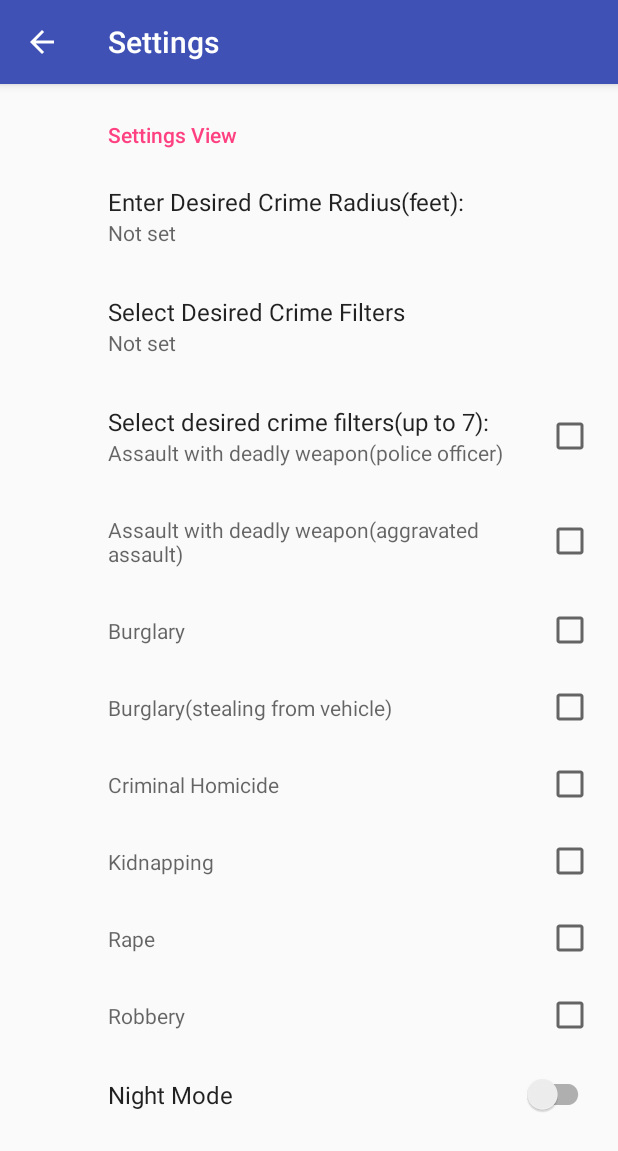
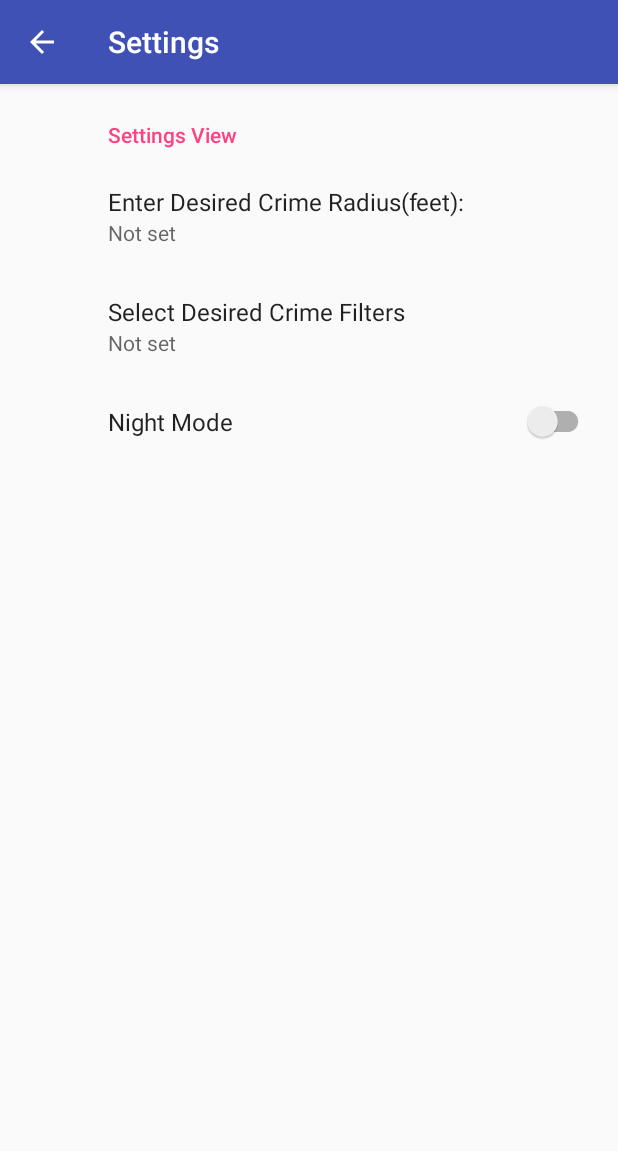
Before and after one commit to Jsroach/CS275-Final-project, an Android app: the SettingsActivity screen opened directly, with no data from a screen before it, on a phone screen of 412 x 824 dp. Shown: the top 1151 px of the screen. Run offline under Robolectric (Android 15) with nearby library versions, the phone set to English and light mode, and no system bars; our stand-ins replace androidx.preference.

Commit message:
Cleaned up settings activity

```diff
--- a/StyledMap/app/src/main/res/xml/root_preferences.xml
+++ b/StyledMap/app/src/main/res/xml/root_preferences.xml
@@ -33,47 +33,6 @@
             app:title="@string/crimefilters"
             app:useSimpleSummaryProvider="true" />
 
-        <CheckBoxPreference
-            app:key="filterone"
-            app:title="Select desired crime filters(up to 7):"
-            android:defaultValue="false"
-            android:summary="Assault with deadly weapon(police officer)"/>
-
-        <CheckBoxPreference
-            app:key="filtertwo"
-            android:defaultValue="false"
-            android:summary="Assault with deadly weapon(aggravated assault)"/>
-
-        <CheckBoxPreference
-            app:key="filterthree"
-            android:defaultValue="false"
-            android:summary="Burglary"/>
-
-        <CheckBoxPreference
-            app:key="filterfour"
-            android:defaultValue="false"
-            android:summary="Burglary(stealing from vehicle)"/>
-
-        <CheckBoxPreference
-            app:key="filterfive"
-            android:defaultValue="false"
-            android:summary="Criminal Homicide"/>
-
-        <CheckBoxPreference
-            app:key="filtersix"
-            android:defaultValue="false"
-            android:summary="Kidnapping"/>
-
-        <CheckBoxPreference
-            app:key="filterseven"
-            android:defaultValue="false"
-            android:summary="Rape"/>
-
-        <CheckBoxPreference
-            app:key="filtereight"
-            android:defaultValue="false"
-            android:summary="Robbery"/>
-
         <SwitchPreferenceCompat
             app:key="nightmode"
             app:title="@string/nightmode" />
```
